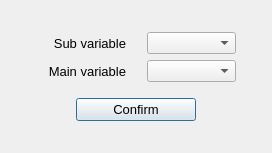
First picture: the form in main/plot_models/options_scatter_2d.ui, repository Kirikus/2024_Experiments, before the edit.
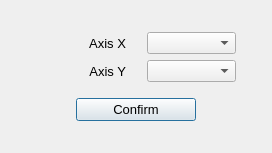
Second picture: the form after the edit.

Commit message: fixed last merge: -fixed names of ui objects -fixed background histogram2d(theme bug)

```diff
--- a/main/plot_models/options_scatter_2d.ui
+++ b/main/plot_models/options_scatter_2d.ui
@@ -42,7 +42,7 @@
           </font>
          </property>
          <property name="text">
-          <string>Sub variable</string>
+          <string>Axis X</string>
          </property>
          <property name="alignment">
           <set>Qt::AlignRight|Qt::AlignTrailing|Qt::AlignVCenter</set>
@@ -80,7 +80,7 @@
           </font>
          </property>
          <property name="text">
-          <string>Main variable</string>
+          <string>Axis Y</string>
          </property>
          <property name="alignment">
           <set>Qt::AlignRight|Qt::AlignTrailing|Qt::AlignVCenter</set>
```
Left out of the diff: 8 changed lines with no effect on the pictures. The commit also changes 7 other files.
